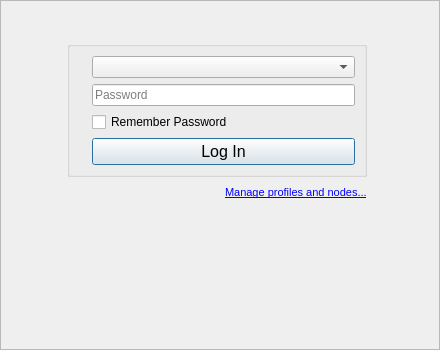
First picture: the form in retroshare-gui/src/gui/StartDialog.ui, repository RetroShare/RetroShare, before the edit.
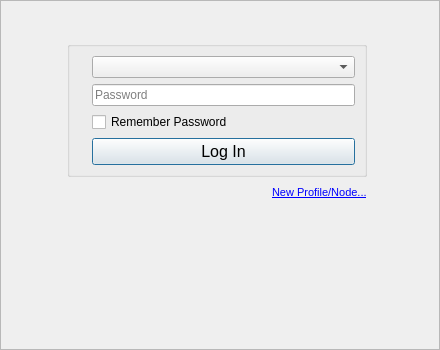
Second picture: the form after the edit. Icons and pictures are not drawn.

Commit message: Changed login screen add Profile/Node text.

Patch:
```diff
--- a/retroshare-gui/src/gui/StartDialog.ui
+++ b/retroshare-gui/src/gui/StartDialog.ui
@@ -332,7 +332,7 @@
 &lt;html&gt;&lt;head&gt;&lt;meta name=&quot;qrichtext&quot; content=&quot;1&quot; /&gt;&lt;style type=&quot;text/css&quot;&gt;
 p, li { white-space: pre-wrap; }
 &lt;/style&gt;&lt;/head&gt;&lt;body style=&quot; font-family:'Sans'; font-size:10pt; font-weight:400; font-style:normal;&quot;&gt;
-&lt;p style=&quot; margin-top:0px; margin-bottom:0px; margin-left:0px; margin-right:0px; -qt-block-indent:0; text-indent:0px;&quot;&gt;&lt;a href=&quot;Create new Profile...&quot;&gt;&lt;span style=&quot; font-family:'MS Shell Dlg 2'; font-size:8pt; text-decoration: underline; color:#0000ff;&quot;&gt;Manage profiles and nodes...&lt;/span&gt;&lt;/a&gt;&lt;/p&gt;&lt;/body&gt;&lt;/html&gt;</string>
+&lt;p style=&quot; margin-top:0px; margin-bottom:0px; margin-left:0px; margin-right:0px; -qt-block-indent:0; text-indent:0px;&quot;&gt;&lt;a href=&quot;Create new Profile...&quot;&gt;&lt;span style=&quot; font-family:'MS Shell Dlg 2'; font-size:8pt; text-decoration: underline; color:#0000ff;&quot;&gt;New Profile/Node...&lt;/span&gt;&lt;/a&gt;&lt;/p&gt;&lt;/body&gt;&lt;/html&gt;</string>
           </property>
          </widget>
         </item>
```
